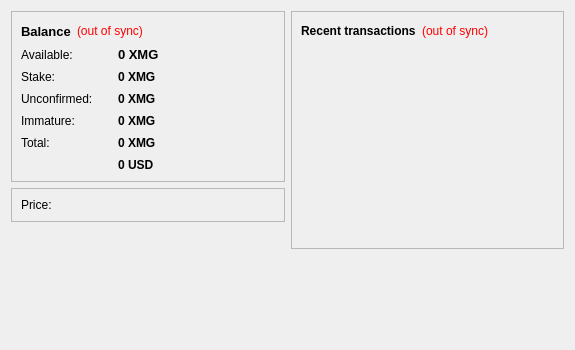
Qt form src/qt/forms/overviewpage.ui (m-pays/magi) before a commit.
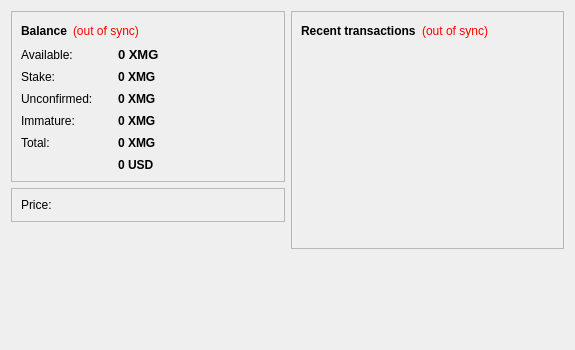
The same form after that commit.

The edit to the form file:
```diff
--- a/src/qt/forms/overviewpage.ui
+++ b/src/qt/forms/overviewpage.ui
@@ -42,7 +42,6 @@
              <widget class="QLabel" name="label_5">
               <property name="font">
                <font>
-                <pointsize>10</pointsize>
                 <weight>75</weight>
                 <bold>true</bold>
                </font>
```
